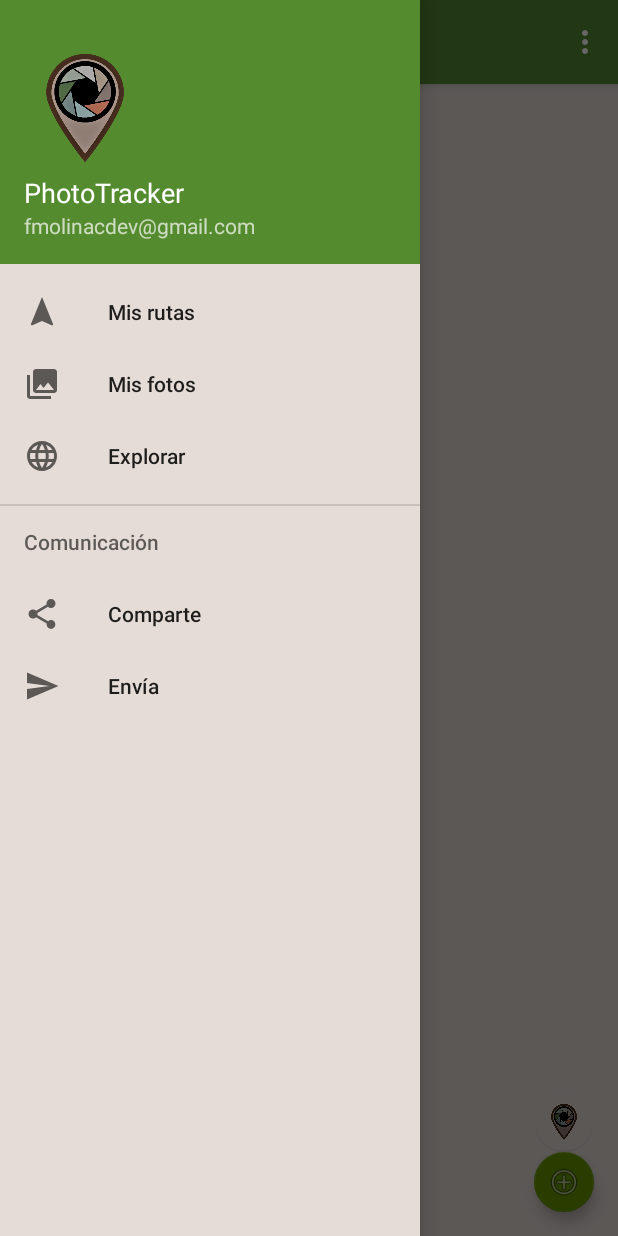
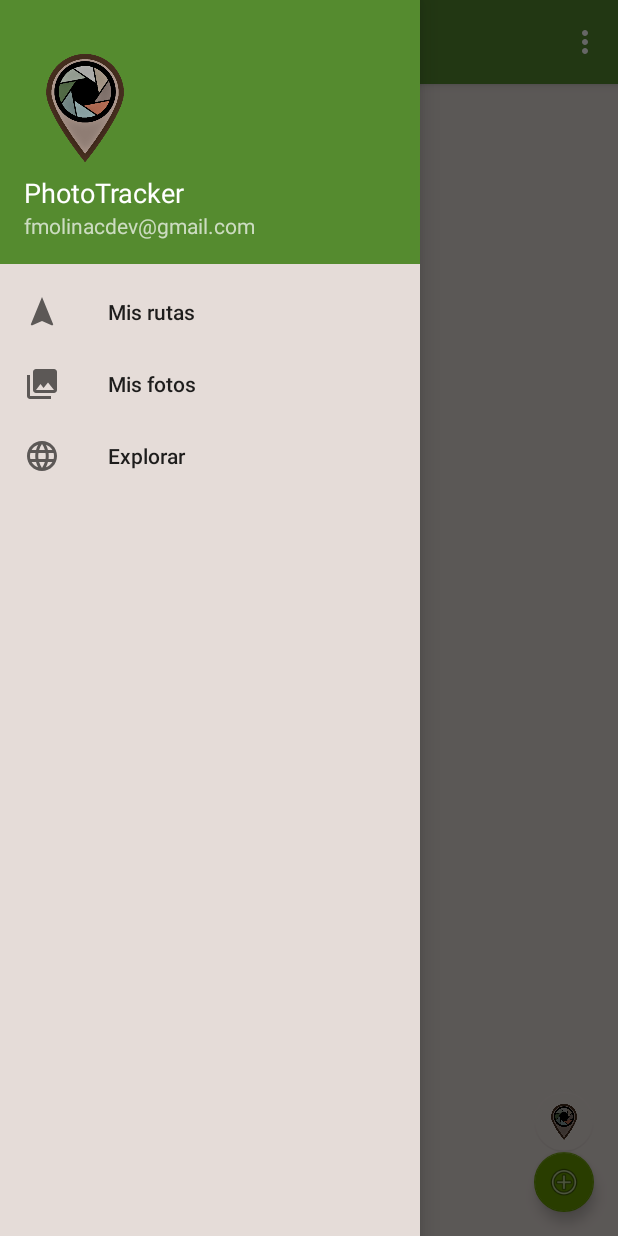
Before and after one commit to FcoMolinaC/PhotoTracker, an Android app: the MainActivity screen opened directly, with no data from a screen before it, with the side drawer open, on a phone screen of 412 x 824 dp. Run offline under Robolectric (Android 15) with nearby library versions, the phone set to English and light mode, and no system bars; our stand-ins replace Firebase (no records; nobody signed in at launch, a user with empty details on screens opened directly); libraries missing offline, so code that uses them is left out: org.osmdroid, org.osmdroid.api, org.osmdroid.tileprovider, org.osmdroid.util, org.osmdroid.views; 14 statements that could not run were skipped.

Commit message:
Elimina entradas del menú que no se van a usar.

```diff
--- a/phototracker-app/app/src/main/res/menu/activity_main_drawer.xml
+++ b/phototracker-app/app/src/main/res/menu/activity_main_drawer.xml
@@ -17,18 +17,4 @@
             android:icon="@drawable/ic_language_black_24dp"
             android:title="Explorar" />
     </group>
-
-    <item android:title="Comunicación">
-        <menu>
-            <item
-                android:id="@+id/nav_share"
-                android:icon="@drawable/ic_menu_share"
-                android:title="Comparte" />
-            <item
-                android:id="@+id/nav_send"
-                android:icon="@drawable/ic_menu_send"
-                android:title="Envía" />
-        </menu>
-    </item>
-
 </menu>
```
Also changed, not shown: phototracker-app/app/src/main/java/com/fmc/phototracker/MainActivity.java (+0 -10 lines).
